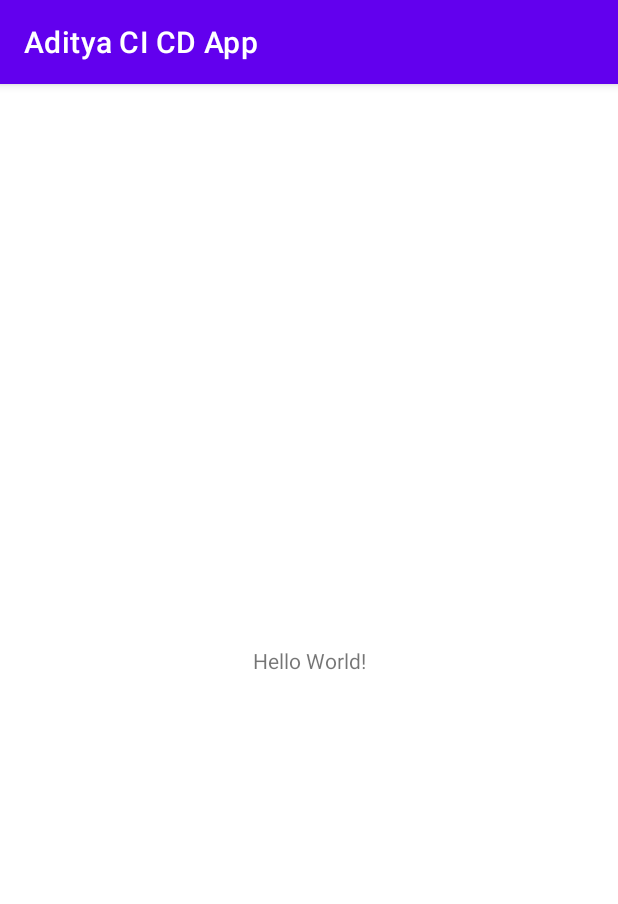
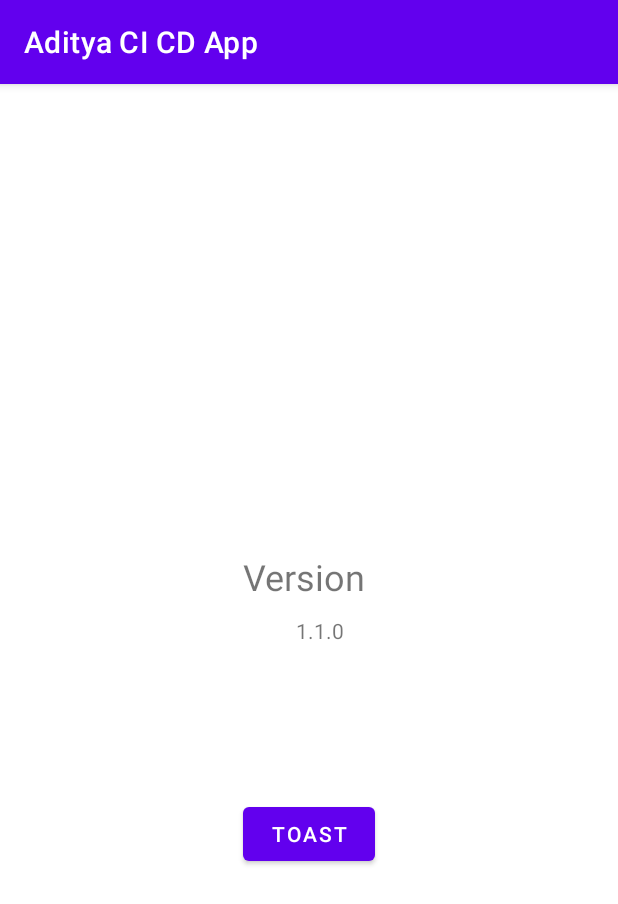
Before and after one commit to vm-aditya-anand/aditya-ci-cd-app, an Android app: the screen it shows after launch (MainActivity), on a phone screen of 412 x 824 dp. Shown: the top 904 px of the screen. Run offline under Robolectric (Android 15) with nearby library versions, the phone set to English and light mode, and no system bars.

Commit message:
:rocket: Project Done

```diff
--- a/app/src/main/java/in/aditya/adityacicdapp/MainActivity.java
+++ b/app/src/main/java/in/aditya/adityacicdapp/MainActivity.java
@@ -3,12 +3,28 @@ package in.aditya.adityacicdapp;
 import androidx.appcompat.app.AppCompatActivity;
 
 import android.os.Bundle;
+import android.widget.Button;
+import android.widget.TextView;
+import android.widget.Toast;
 
 public class MainActivity extends AppCompatActivity {
+
+    TextView tv_version_name, tv_version_number;
+    Button btn_toast;
 
     @Override
     protected void onCreate(Bundle savedInstanceState) {
         super.onCreate(savedInstanceState);
         setContentView(R.layout.activity_main);
+
+        tv_version_name = findViewById(R.id.tv_version_name);
+        tv_version_number = findViewById(R.id.version_code);
+        btn_toast = findViewById(R.id.btn_toast);
+
+        tv_version_name.setText(BuildConfig.VERSION_CODE + ".");
+        tv_version_number.setText(BuildConfig.VERSION_NAME);
+
+        btn_toast.setOnClickListener(v -> Toast.makeText(MainActivity.this, "Hello World", Toast.LENGTH_SHORT).show());
+
     }
 }
--- a/app/src/main/res/layout/activity_main.xml
+++ b/app/src/main/res/layout/activity_main.xml
@@ -7,12 +7,45 @@
     tools:context=".MainActivity">
 
     <TextView
+        android:id="@+id/version"
         android:layout_width="wrap_content"
         android:layout_height="wrap_content"
-        android:text="Hello World!"
+        android:text="@string/version"
+        android:textSize="24sp"
         app:layout_constraintBottom_toBottomOf="parent"
+        app:layout_constraintHorizontal_bias="0.49"
         app:layout_constraintLeft_toLeftOf="parent"
         app:layout_constraintRight_toRightOf="parent"
-        app:layout_constraintTop_toTopOf="parent" />
+        app:layout_constraintTop_toTopOf="parent"
+        app:layout_constraintVertical_bias="0.424" />
+
+    <TextView
+        android:id="@+id/version_code"
+        android:layout_width="wrap_content"
+        android:layout_height="wrap_content"
+        android:text="@string/version_code"
+        app:layout_constraintBaseline_toBaselineOf="@+id/tv_version_name"
+        app:layout_constraintStart_toEndOf="@+id/tv_version_name" />
+
+    <TextView
+        android:id="@+id/tv_version_name"
+        android:layout_width="wrap_content"
+        android:layout_height="wrap_content"
+        android:layout_marginTop="10dp"
+        android:text="@string/version_name"
+        app:layout_constraintEnd_toEndOf="@+id/version"
+        app:layout_constraintStart_toStartOf="@+id/version"
+        app:layout_constraintTop_toBottomOf="@+id/version" />
+
+    <Button
+        android:id="@+id/btn_toast"
+        android:layout_width="wrap_content"
+        android:layout_height="wrap_content"
+        android:layout_marginTop="102dp"
+        android:text="@string/btn_toast"
+        app:layout_constraintEnd_toEndOf="parent"
+        app:layout_constraintStart_toStartOf="parent"
+        app:layout_constraintTop_toBottomOf="@+id/version_code" />
+
 
 </androidx.constraintlayout.widget.ConstraintLayout>
--- a/app/src/main/res/values/strings.xml
+++ b/app/src/main/res/values/strings.xml
@@ -1,3 +1,7 @@
 <resources>
     <string name="app_name">Aditya CI CD App</string>
+    <string name="version">Version</string>
+    <string name="version_code">Version Code</string>
+    <string name="btn_toast">Toast</string>
+    <string name="version_name">Version Name</string>
 </resources>
```
